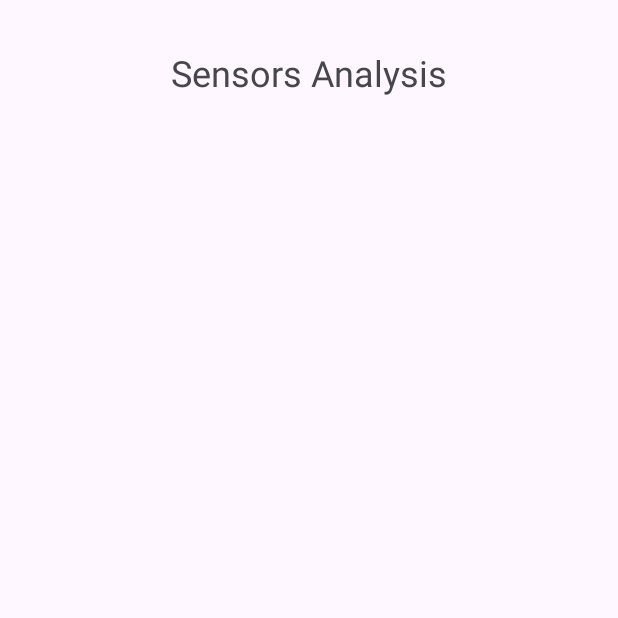
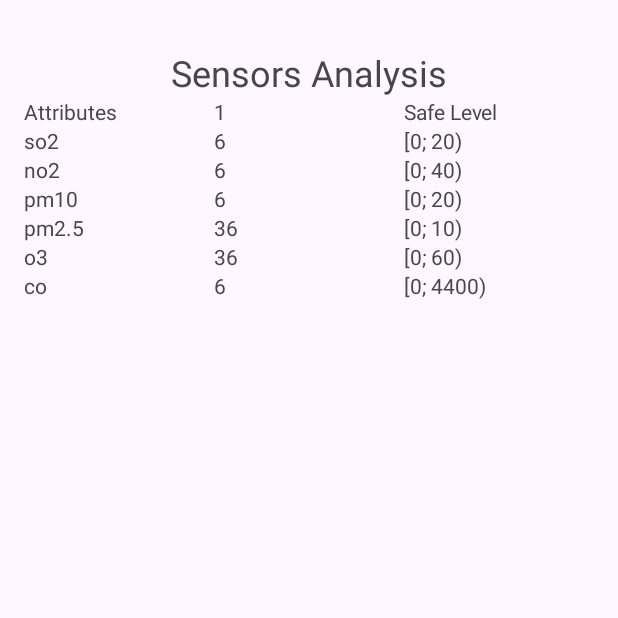
Before and after one commit to Jdgvr/AirStockholm2, an Android app: the SensorsActivity screen opened directly, with no data from a screen before it, on a phone screen of 412 x 824 dp, the top half of it. Run offline under Robolectric (Android 15) with nearby library versions, the phone set to English and light mode, and no system bars.

Commit message:
indicators and index random data

```diff
--- /dev/null
+++ b/app/src/main/java/com/example/airstockholm/DataOzone.java
@@ -0,0 +1,10 @@
+package com.example.airstockholm;
+
+import java.util.Random;
+
+public class DataOzone {
+
+    public static int generateRandomOzone() {
+        return new Random().nextInt(200);
+    }
+}
--- /dev/null
+++ b/app/src/main/java/com/example/airstockholm/DataPm25.java
@@ -0,0 +1,10 @@
+package com.example.airstockholm;
+
+import java.util.Random;
+
+public class DataPm25 {
+
+    public static int generateRandomPm25() {
+        return new Random().nextInt(100);
+    }
+}
--- a/app/src/main/java/com/example/airstockholm/SensorsActivity.java
+++ b/app/src/main/java/com/example/airstockholm/SensorsActivity.java
@@ -1,12 +1,37 @@
 package com.example.airstockholm;
 
 import android.os.Bundle;
+
 import androidx.appcompat.app.AppCompatActivity;
+import androidx.recyclerview.widget.LinearLayoutManager;
+import androidx.recyclerview.widget.RecyclerView;
 
-public class SensorsActivity extends AppCompatActivity{
+import java.util.ArrayList;
+import java.util.List;
+
+public class SensorsActivity extends AppCompatActivity {
+
+    private RecyclerView recyclerView;
+    private SensorsAdapter sensorsAdapter;
+    private List<SensorsData> sensorDataList;
+
     @Override
     protected void onCreate(Bundle savedInstanceState) {
         super.onCreate(savedInstanceState);
         setContentView(R.layout.activity_sensors);
+
+        recyclerView = findViewById(R.id.recyclerView);
+        recyclerView.setLayoutManager(new LinearLayoutManager(this));
+
+        sensorDataList = new ArrayList<>();sensorDataList.add(new SensorsData("Attributes", 1, "Safe Level"));
+        sensorDataList.add(new SensorsData("so2", DataTemperature.generateRandomTemperature(), "[0; 20)"));
+        sensorDataList.add(new SensorsData("no2", DataTemperature.generateRandomTemperature(), "[0; 40)"));
+        sensorDataList.add(new SensorsData("pm10", DataTemperature.generateRandomTemperature(), "[0; 20)"));
+        sensorDataList.add(new SensorsData("pm2.5", DataPm25.generateRandomPm25(), "[0; 10)"));
+        sensorDataList.add(new SensorsData("o3", DataOzone.generateRandomOzone(), "[0; 60)"));
+        sensorDataList.add(new SensorsData("co", DataTemperature.generateRandomTemperature(), "[0; 4400)"));
+
+        sensorsAdapter = new SensorsAdapter(sensorDataList);
+        recyclerView.setAdapter(sensorsAdapter);
     }
 }
--- /dev/null
+++ b/app/src/main/java/com/example/airstockholm/SensorsAdapter.java
@@ -0,0 +1,53 @@
+package com.example.airstockholm;
+
+import android.view.LayoutInflater;
+import android.view.View;
+import android.view.ViewGroup;
+import android.widget.TextView;
+
+import androidx.recyclerview.widget.RecyclerView;
+
+import java.util.List;
+
+public class SensorsAdapter extends RecyclerView.Adapter<SensorsAdapter.ViewHolder> {
+
+    private List<SensorsData> sensorDataList;
+
+    public SensorsAdapter(List<SensorsData> sensorDataList) {
+        this.sensorDataList = sensorDataList;
+    }
+
+    @Override
+    public ViewHolder onCreateViewHolder(ViewGroup parent, int viewType) {
+        View view = LayoutInflater.from(parent.getContext()).inflate(R.layout.item_sensor, parent, false);
+        return new ViewHolder(view);
+    }
+
+    @Override
+    public void onBindViewHolder(ViewHolder holder, int position) {
+        SensorsData sensorData = sensorDataList.get(position);
+
+        holder.attributesTextView.setText(sensorData.getAttributes());
+        holder.currentDataTextView.setText(String.valueOf(sensorData.getCurrentData()));
+        holder.safeLevelTextView.setText(sensorData.getSafeLevel());
+    }
+
+    @Override
+    public int getItemCount() {
+        return sensorDataList.size();
+    }
+
+    public static class ViewHolder extends RecyclerView.ViewHolder {
+        public TextView attributesTextView;
+        public TextView currentDataTextView;
+        public TextView safeLevelTextView;
+
+        public ViewHolder(View itemView) {
+            super(itemView);
+
+            attributesTextView = itemView.findViewById(R.id.textAttributes);
+            currentDataTextView = itemView.findViewById(R.id.textCurrentData);
+            safeLevelTextView = itemView.findViewById(R.id.textSafeLevel);
+        }
+    }
+}
--- /dev/null
+++ b/app/src/main/java/com/example/airstockholm/SensorsData.java
@@ -0,0 +1,23 @@
+package com.example.airstockholm;
+
+public class SensorsData {
+
+    private String attributes;
+    private int currentData;
+    private String safeLevel;
+
+    public SensorsData(String attributes, int currentData, String safeLevel) {
+        this.attributes = attributes;
+        this.currentData = currentData;
+        this.safeLevel = safeLevel;
+    }
+    public String getAttributes() {
+        return attributes;
+    }
+    public int getCurrentData() {
+        return currentData;
+    }
+    public String getSafeLevel() {
+        return safeLevel;
+    }
+}
--- a/app/src/main/res/layout/activity_sensors.xml
+++ b/app/src/main/res/layout/activity_sensors.xml
@@ -1,9 +1,11 @@
 <?xml version="1.0" encoding="utf-8"?>
 
-<RelativeLayout xmlns:android="http://schemas.android.com/apk/res/android"
+<RelativeLayout
+    xmlns:android="http://schemas.android.com/apk/res/android"
     xmlns:tools="http://schemas.android.com/tools"
     android:layout_width="match_parent"
     android:layout_height="match_parent"
+    android:orientation="vertical"
     android:paddingLeft="16dp"
     android:paddingTop="16dp"
     android:paddingRight="16dp"
@@ -11,7 +13,7 @@
     tools:context=".SensorsActivity">
 
     <TextView
-        android:id="@+id/textSensor"
+        android:id="@+id/textSensors"
         android:layout_width="wrap_content"
         android:layout_height="wrap_content"
         android:text="Sensors Analysis"
@@ -19,4 +21,10 @@
         android:layout_centerHorizontal="true"
         android:layout_marginTop="16dp"/>
 
+    <androidx.recyclerview.widget.RecyclerView
+        android:id="@+id/recyclerView"
+        android:layout_width="match_parent"
+        android:layout_height="match_parent"
+        android:layout_below="@id/textSensors" />
+
 </RelativeLayout>
--- /dev/null
+++ b/app/src/main/res/layout/item_sensor.xml
@@ -0,0 +1,28 @@
+<?xml version="1.0" encoding="utf-8"?>
+<LinearLayout
+    xmlns:android="http://schemas.android.com/apk/res/android"
+    android:layout_width="match_parent"
+    android:layout_height="wrap_content"
+    android:orientation="horizontal">
+
+    <TextView
+        android:id="@+id/textAttributes"
+        android:layout_width="0dp"
+        android:layout_height="wrap_content"
+        android:layout_weight="1"
+        android:text="Attributes"/>
+
+    <TextView
+        android:id="@+id/textCurrentData"
+        android:layout_width="0dp"
+        android:layout_height="wrap_content"
+        android:layout_weight="1"
+        android:text="Current Data"/>
+
+    <TextView
+        android:id="@+id/textSafeLevel"
+        android:layout_width="0dp"
+        android:layout_height="wrap_content"
+        android:layout_weight="1"
+        android:text="Safe Level"/>
+</LinearLayout>
```
Also changed, not shown: app/src/main/java/com/example/airstockholm/DataAQI.java (added, +10 -0 lines), app/src/main/java/com/example/airstockholm/DataComparison.java (+48 -1 lines), app/src/main/res/layout/activity_comparison.xml (+25 -0 lines).
